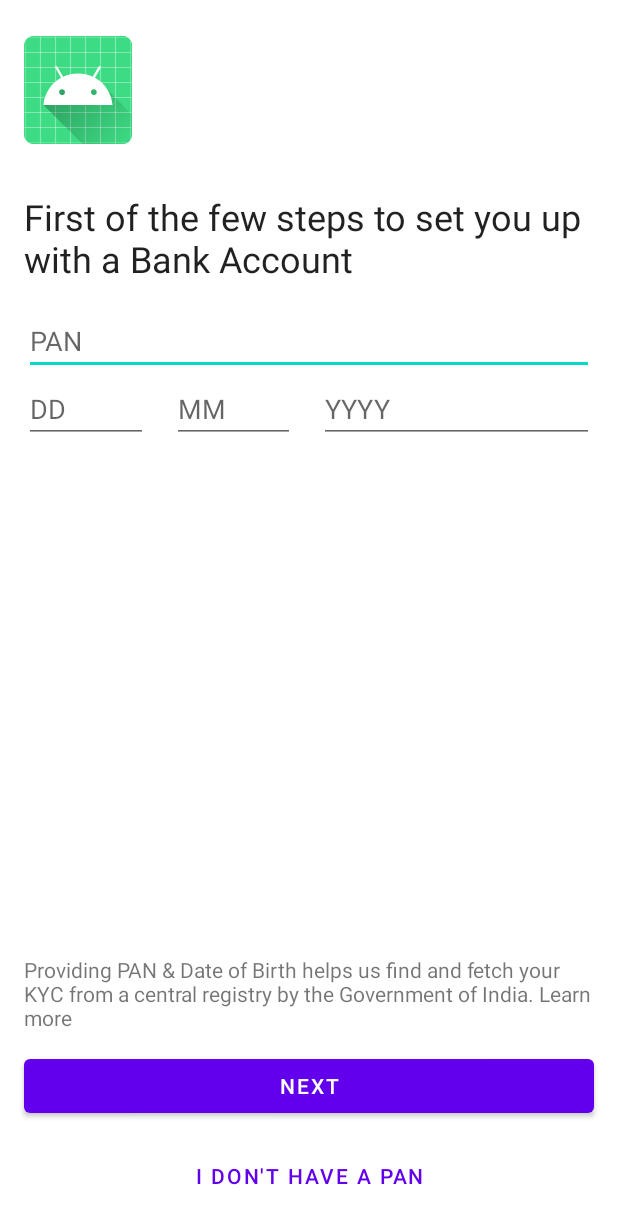
After one commit to karthik-interview/epiFi-pan-confirmation, an Android app: the layout activity_pan_verification.xml on its own in the app's theme, with its tools: preview values and no code run, on a phone screen of 412 x 824 dp. The commit adds this screen. Shown: the top 1224 px of the screen. Run offline under Robolectric (Android 15) with nearby library versions, the phone set to English and light mode, and no system bars.

Commit message:
Added base design elements

```diff
--- a/app/src/main/AndroidManifest.xml
+++ b/app/src/main/AndroidManifest.xml
@@ -12,7 +12,7 @@
         android:supportsRtl="true"
         android:theme="@style/Theme.EpiFiPan">
         <activity
-            android:name=".ui.pan.PanConfirmationActivity"
+            android:name=".ui.pan.PanVerificationActivity"
             android:exported="true"
             android:screenOrientation="portrait"
             tools:ignore="LockedOrientationActivity">
--- a/app/src/main/java/dev/thedukerchip/epifipan/ui/pan/PanConfirmationActivity.kt
+++ /dev/null
@@ -1,16 +0,0 @@
-package dev.thedukerchip.epifipan.ui.pan
-
-import android.os.Bundle
-import androidx.appcompat.app.AppCompatActivity
-import dev.thedukerchip.epifipan.databinding.ActivityPanConfirmationBinding
-
-class PanConfirmationActivity : AppCompatActivity() {
-
-    private lateinit var binding: ActivityPanConfirmationBinding
-
-    override fun onCreate(savedInstanceState: Bundle?) {
-        super.onCreate(savedInstanceState)
-        binding = ActivityPanConfirmationBinding.inflate(layoutInflater)
-        setContentView(binding.root)
-    }
-}
--- /dev/null
+++ b/app/src/main/java/dev/thedukerchip/epifipan/ui/pan/PanVerificationActivity.kt
@@ -0,0 +1,16 @@
+package dev.thedukerchip.epifipan.ui.pan
+
+import android.os.Bundle
+import androidx.appcompat.app.AppCompatActivity
+import dev.thedukerchip.epifipan.databinding.ActivityPanVerificationBinding
+
+class PanVerificationActivity : AppCompatActivity() {
+
+    private lateinit var binding: ActivityPanVerificationBinding
+
+    override fun onCreate(savedInstanceState: Bundle?) {
+        super.onCreate(savedInstanceState)
+        binding = ActivityPanVerificationBinding.inflate(layoutInflater)
+        setContentView(binding.root)
+    }
+}
--- a/app/src/main/res/layout/activity_pan_confirmation.xml
+++ /dev/null
@@ -1,25 +0,0 @@
-<?xml version="1.0" encoding="utf-8"?>
-<layout xmlns:android="http://schemas.android.com/apk/res/android"
-    xmlns:app="http://schemas.android.com/apk/res-auto"
-    xmlns:tools="http://schemas.android.com/tools">
-
-    <data>
-
-    </data>
-
-    <androidx.constraintlayout.widget.ConstraintLayout
-        android:layout_width="match_parent"
-        android:layout_height="match_parent"
-        tools:context=".ui.pan.PanConfirmationActivity">
-
-        <TextView
-            android:layout_width="wrap_content"
-            android:layout_height="wrap_content"
-            android:text="Hello World!"
-            app:layout_constraintBottom_toBottomOf="parent"
-            app:layout_constraintLeft_toLeftOf="parent"
-            app:layout_constraintRight_toRightOf="parent"
-            app:layout_constraintTop_toTopOf="parent" />
-
-    </androidx.constraintlayout.widget.ConstraintLayout>
-</layout>
--- /dev/null
+++ b/app/src/main/res/layout/activity_pan_verification.xml
@@ -0,0 +1,137 @@
+<?xml version="1.0" encoding="utf-8"?>
+<layout xmlns:android="http://schemas.android.com/apk/res/android"
+    xmlns:app="http://schemas.android.com/apk/res-auto"
+    xmlns:tools="http://schemas.android.com/tools">
+
+    <data>
+
+    </data>
+
+    <androidx.constraintlayout.widget.ConstraintLayout
+        android:layout_width="match_parent"
+        android:layout_height="match_parent"
+        tools:context=".ui.pan.PanVerificationActivity">
+
+        <Space
+            android:id="@+id/top_space"
+            android:layout_width="match_parent"
+            android:layout_height="@dimen/screen_spacing_top"
+            app:layout_constraintTop_toTopOf="parent" />
+
+        <ImageView
+            android:id="@+id/app_logo_imv"
+            android:layout_width="wrap_content"
+            android:layout_height="wrap_content"
+            android:src="@mipmap/ic_launcher"
+            app:layout_constraintStart_toStartOf="@id/guideline_start"
+            app:layout_constraintTop_toBottomOf="@id/top_space"
+            tools:ignore="ContentDescription" />
+
+        <TextView
+            android:id="@+id/instruction_tv"
+            android:layout_width="0dp"
+            android:layout_height="wrap_content"
+            android:layout_marginTop="@dimen/pan_instruction_marginTop"
+            android:text="@string/instruction_pan_verification"
+            android:textAppearance="@style/TextAppearance.MaterialComponents.Headline5"
+            app:layout_constraintEnd_toEndOf="@id/guideline_end"
+            app:layout_constraintStart_toStartOf="@id/guideline_start"
+            app:layout_constraintTop_toBottomOf="@id/app_logo_imv" />
+
+        <com.google.android.material.textfield.TextInputEditText
+            android:id="@+id/pan_edt"
+            android:layout_width="0dp"
+            android:layout_height="wrap_content"
+            android:layout_marginTop="@dimen/pan_form_marginTop"
+            android:hint="@string/hint_pan"
+            android:inputType="textCapCharacters"
+            app:layout_constraintEnd_toEndOf="@id/guideline_end"
+            app:layout_constraintStart_toStartOf="@id/guideline_start"
+            app:layout_constraintTop_toBottomOf="@id/instruction_tv" />
+
+        <com.google.android.material.textfield.TextInputEditText
+            android:id="@+id/day_edt"
+            android:layout_width="0dp"
+            android:layout_height="wrap_content"
+            android:hint="@string/hint_day"
+            android:inputType="number"
+            android:maxLength="@integer/day_input_max_length"
+            app:layout_constraintStart_toStartOf="@id/guideline_start"
+            app:layout_constraintTop_toBottomOf="@id/pan_edt"
+            app:layout_constraintWidth_percent=".2" />
+
+        <com.google.android.material.textfield.TextInputEditText
+            android:id="@+id/month_edt"
+            android:layout_width="0dp"
+            android:layout_height="wrap_content"
+            android:layout_marginStart="@dimen/pan_input_inter_spacing"
+            android:hint="@string/hint_month"
+            android:inputType="number"
+            android:maxLength="@integer/month_input_max_length"
+            app:layout_constraintStart_toEndOf="@id/day_edt"
+            app:layout_constraintTop_toBottomOf="@id/pan_edt"
+            app:layout_constraintWidth_percent=".2" />
+
+        <com.google.android.material.textfield.TextInputEditText
+            android:layout_width="0dp"
+            android:layout_height="wrap_content"
+            android:layout_marginStart="@dimen/pan_input_inter_spacing"
+            android:hint="@string/hint_year"
+            android:inputType="number"
+            android:maxLength="@integer/year_input_max_length"
+            app:layout_constraintEnd_toEndOf="@id/guideline_end"
+            app:layout_constraintStart_toEndOf="@id/month_edt"
+            app:layout_constraintTop_toBottomOf="@id/pan_edt" />
+
+        <TextView
+            android:id="@+id/form_info_tv"
+            android:layout_width="0dp"
+            android:layout_height="wrap_content"
+            android:layout_marginBottom="@dimen/pan_bottom_elements_inter_spacing"
+            android:text="@string/form_info"
+            app:layout_constraintBottom_toTopOf="@id/next_btn"
+            app:layout_constraintEnd_toEndOf="@id/guideline_end"
+            app:layout_constraintStart_toStartOf="@id/guideline_start" />
+
+        <Button
+            android:id="@+id/next_btn"
+            android:layout_width="0dp"
+            android:layout_height="wrap_content"
+            android:layout_marginBottom="@dimen/pan_bottom_elements_inter_spacing"
+            android:text="@string/action_next"
+            app:layout_constraintBottom_toTopOf="@id/no_pan_btn"
+            app:layout_constraintEnd_toEndOf="@id/guideline_end"
+            app:layout_constraintStart_toStartOf="@id/guideline_start" />
+
+        <Button
+            android:id="@+id/no_pan_btn"
+            style="@style/Widget.MaterialComponents.Button.TextButton"
+            android:layout_width="0dp"
+            android:layout_height="wrap_content"
+            android:text="@string/action_no_pan"
+            app:layout_constraintBottom_toTopOf="@id/space_bottom"
+            app:layout_constraintEnd_toEndOf="@id/guideline_end"
+            app:layout_constraintStart_toStartOf="@id/guideline_start" />
+
+        <Space
+            android:id="@+id/space_bottom"
+            android:layout_width="match_parent"
+            android:layout_height="@dimen/screen_spacing_bottom"
+            app:layout_constraintBottom_toBottomOf="parent" />
+
+        <androidx.constraintlayout.widget.Guideline
+            android:id="@+id/guideline_start"
+            android:layout_width="wrap_content"
+            android:layout_height="wrap_content"
+            android:orientation="vertical"
+            app:layout_constraintGuide_begin="@dimen/screen_spacing_start" />
+
+        <androidx.constraintlayout.widget.Guideline
+            android:id="@+id/guideline_end"
+            android:layout_width="wrap_content"
+            android:layout_height="wrap_content"
+            android:orientation="vertical"
+            app:layout_constraintGuide_end="@dimen/screen_spacing_end" />
+
+    </androidx.constraintlayout.widget.ConstraintLayout>
+</layout>
--- a/app/src/main/res/values/dimens.xml
+++ b/app/src/main/res/values/dimens.xml
@@ -1,4 +1,14 @@
 <?xml version="1.0" encoding="utf-8"?>
 <resources>
 
+    <dimen name="screen_spacing_start">16dp</dimen>
+    <dimen name="screen_spacing_end">16dp</dimen>
+    <dimen name="screen_spacing_top">24dp</dimen>
+    <dimen name="screen_spacing_bottom">16dp</dimen>
+
+    // PAN
+    <dimen name="pan_input_inter_spacing">16dp</dimen>
+    <dimen name="pan_bottom_elements_inter_spacing">12dp</dimen>
+    <dimen name="pan_instruction_marginTop">32dp</dimen>
+    <dimen name="pan_form_marginTop">16dp</dimen>
 </resources>
--- /dev/null
+++ b/app/src/main/res/values/integers.xml
@@ -0,0 +1,6 @@
+<?xml version="1.0" encoding="utf-8"?>
+<resources>
+    <integer name="day_input_max_length">2</integer>
+    <integer name="month_input_max_length">2</integer>
+    <integer name="year_input_max_length">4</integer>
+</resources>
--- a/app/src/main/res/values/strings.xml
+++ b/app/src/main/res/values/strings.xml
@@ -8,7 +8,7 @@
     <string name="input_title_birthdate">birthdate</string>
 
     // TODO Update the hint with the format
-    <string name="hint_pan"></string>
+    <string name="hint_pan">PAN</string>
     <string name="hint_day">DD</string>
     <string name="hint_month">MM</string>
     <string name="hint_year">YYYY</string>
```
